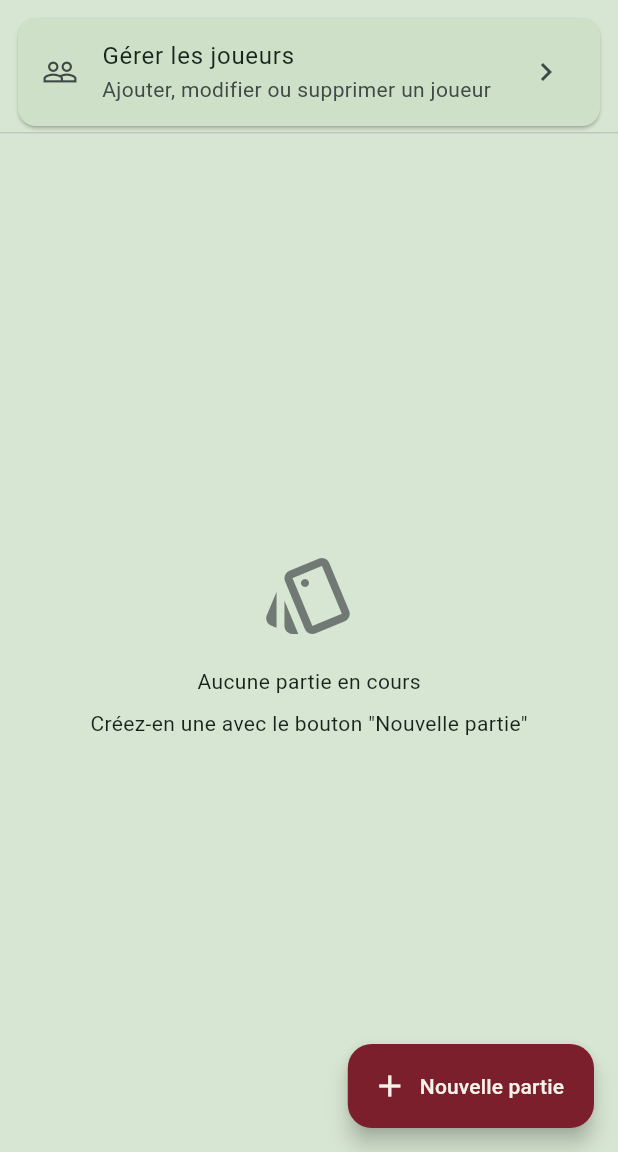
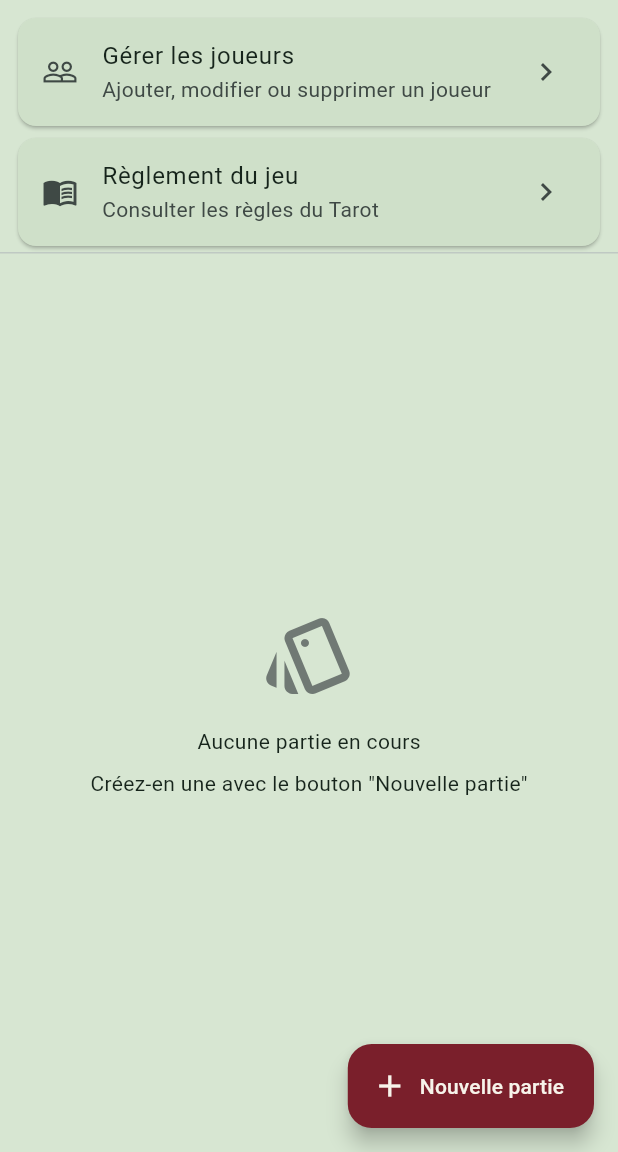
Before and after one commit to MayoFaro/comptageTarot, a Flutter app: the screen it shows after launch, on a phone screen of 412 x 824 dp, the part 84-1236 px from its top. Run offline on Flutter 3.47's test engine with Material 3 defaults, Android fonts, the phone set to English and light mode, and no system bars; our stand-ins replace drift, flutter_markdown_plus, flutter_riverpod; accounts and stored records are empty; generated files the repository leaves out were written again.

Commit message:
feat: accès au règlement depuis l'écran d'accueil
Co-Authored-By: Claude Sonnet 5 <noreply@anthropic.com>

```diff
--- a/lib/screens/home_screen.dart
+++ b/lib/screens/home_screen.dart
@@ -5,6 +5,7 @@ import 'package:intl/intl.dart';
 import '../providers/database_provider.dart';
 import 'game_config_screen.dart';
 import 'players_screen.dart';
+import 'rules_screen.dart';
 import 'score_table_screen.dart';
 
 class HomeScreen extends ConsumerWidget {
@@ -53,6 +54,19 @@ class HomeScreen extends ConsumerWidget {
               onTap: () => Navigator.push(
                 context,
                 MaterialPageRoute(builder: (context) => const PlayersScreen()),
+              ),
+            ),
+          ),
+          Card(
+            margin: const EdgeInsets.fromLTRB(12, 4, 12, 4),
+            child: ListTile(
+              leading: const Icon(Icons.menu_book_outlined),
+              title: const Text('Règlement du jeu'),
+              subtitle: const Text('Consulter les règles du Tarot'),
+              trailing: const Icon(Icons.chevron_right),
+              onTap: () => Navigator.push(
+                context,
+                MaterialPageRoute(builder: (context) => const RulesScreen()),
               ),
             ),
           ),
```
Also changed, not shown: 1 other file.
